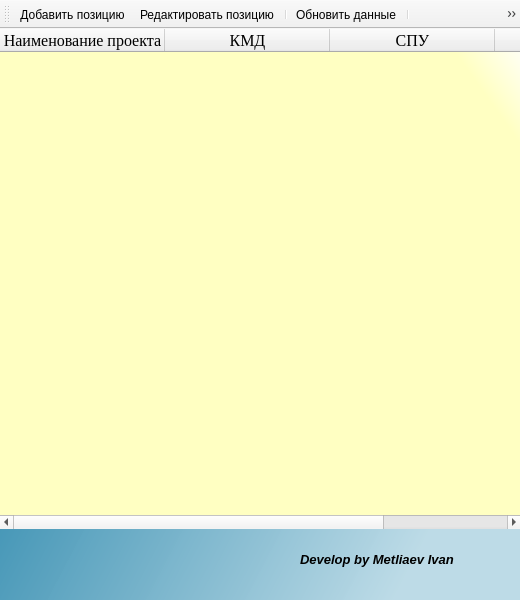
First picture: the form in ui/progect_name_table.ui, repository Aironbor/Everyday-reporting-program, before the edit.
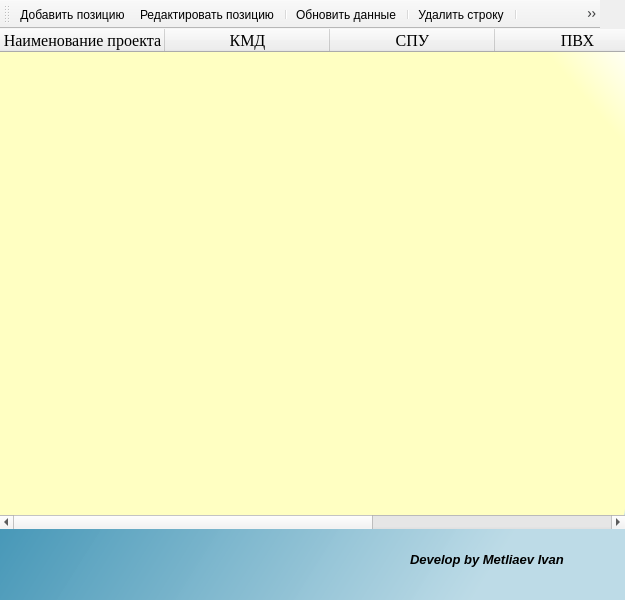
Second picture: the form after the edit. Icons and pictures are not drawn.

```diff
--- a/ui/progect_name_table.ui
+++ b/ui/progect_name_table.ui
@@ -6,19 +6,19 @@
    <rect>
     <x>0</x>
     <y>0</y>
-    <width>520</width>
+    <width>625</width>
     <height>600</height>
    </rect>
   </property>
   <property name="minimumSize">
    <size>
-    <width>350</width>
+    <width>625</width>
     <height>600</height>
    </size>
   </property>
   <property name="maximumSize">
    <size>
-    <width>520</width>
+    <width>625</width>
     <height>600</height>
    </size>
   </property>
@@ -55,19 +55,19 @@
      <rect>
       <x>0</x>
       <y>0</y>
-      <width>521</width>
+      <width>630</width>
       <height>500</height>
      </rect>
     </property>
     <property name="minimumSize">
      <size>
-      <width>350</width>
+      <width>625</width>
       <height>500</height>
      </size>
     </property>
     <property name="maximumSize">
      <size>
-      <width>1000</width>
+      <width>625</width>
       <height>1000</height>
      </size>
     </property>
@@ -166,11 +166,25 @@
       <set>AlignCenter</set>
      </property>
     </column>
+    <column>
+     <property name="text">
+      <string>Монтаж</string>
+     </property>
+     <property name="font">
+      <font>
+       <family>Times New Roman</family>
+       <pointsize>12</pointsize>
+      </font>
+     </property>
+     <property name="textAlignment">
+      <set>AlignCenter</set>
+     </property>
+    </column>
    </widget>
    <widget class="QLabel" name="label_develop">
     <property name="geometry">
      <rect>
-      <x>300</x>
+      <x>410</x>
       <y>520</y>
       <width>161</width>
       <height>20</height>
@@ -192,7 +206,7 @@
    <widget class="QLabel" name="logo">
     <property name="geometry">
      <rect>
-      <x>460</x>
+      <x>570</x>
       <y>500</y>
       <width>51</width>
       <height>51</height>
@@ -216,13 +230,13 @@
   <widget class="QToolBar" name="toolBar">
    <property name="minimumSize">
     <size>
-     <width>0</width>
+     <width>570</width>
      <height>0</height>
     </size>
    </property>
    <property name="maximumSize">
     <size>
-     <width>16777215</width>
+     <width>600</width>
      <height>50</height>
     </size>
    </property>
```
